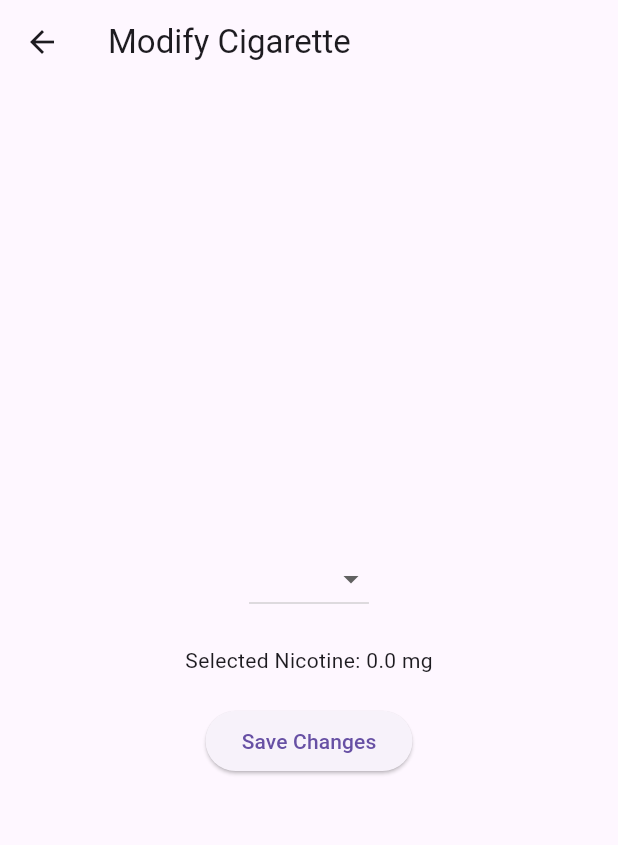
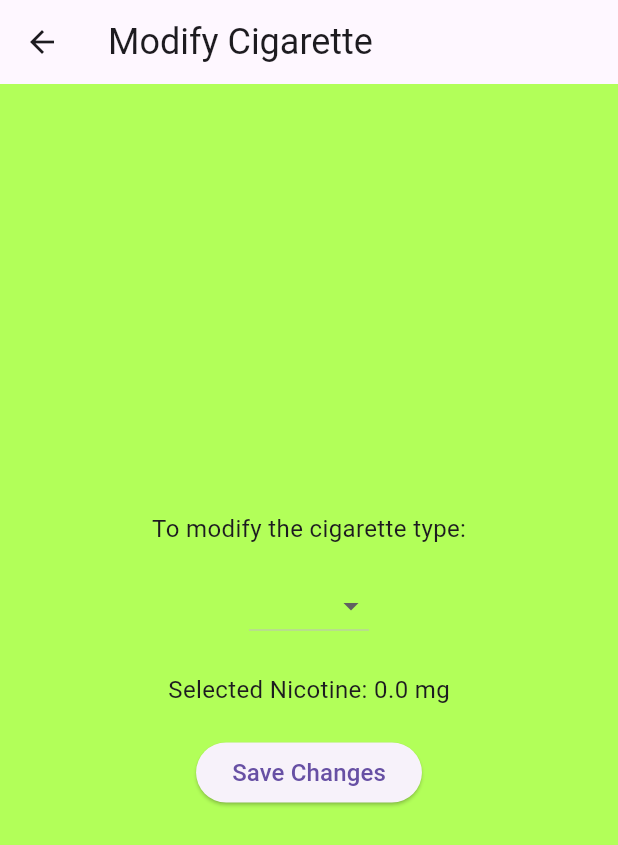
Before and after one commit to cristinaostoich/project, a Flutter app: the ModifyPage screen opened directly with empty values, on a phone screen of 412 x 824 dp. Shown: the top 845 px of the screen. Run offline on Flutter 3.47's test engine with Material 3 defaults, Android fonts, the phone set to English and light mode, and no system bars; our stand-ins replace charts_flutter, shared_preferences; accounts and stored records are empty.

Commit message:
modify.dart

```diff
--- a/lib/screens/modify.dart
+++ b/lib/screens/modify.dart
@@ -1,13 +1,12 @@
 import 'package:flutter/material.dart';
 import 'package:shared_preferences/shared_preferences.dart';
 import 'dart:convert';
-
+import 'package:intl/intl.dart';
 
 class ModifyPage extends StatefulWidget {
   final String accountName;
   final String cigaretteType;
   final double nicotine;
-
 
   ModifyPage({
     required this.accountName,
@@ -15,30 +14,52 @@ class ModifyPage extends StatefulWidget {
     required this.nicotine,
   });
 
-
   @override
   _ModifyPageState createState() => _ModifyPageState();
 }
 
-
 class _ModifyPageState extends State<ModifyPage> {
   String? _selectedCigaretteType;
   double? _nicotine;
-
+  String? _registrationDate;
+  String? _fullName;
 
   @override
   void initState() {
     super.initState();
     _selectedCigaretteType = widget.cigaretteType;
     _nicotine = widget.nicotine;
+    _loadUserData();
   }
 
+  Future<void> _loadUserData() async {
+    SharedPreferences prefs = await SharedPreferences.getInstance();
+    String? usersData = prefs.getString('users');
+    Map<String, dynamic> users = usersData != null ? json.decode(usersData) : {};
+
+    if (users.containsKey(widget.accountName)) {
+      setState(() {
+        _registrationDate = users[widget.accountName]['registrationDate'];
+        _fullName = '${users[widget.accountName]['FirstName']} ${users[widget.accountName]['LastName']}';
+
+        // Formatta la data per visualizzare solo giorno e mese
+        if (_registrationDate != null) {
+          DateTime registrationDateTime = DateTime.parse(_registrationDate!);
+          _registrationDate = DateFormat('d MMM').format(registrationDateTime);
+        }
+
+        // Imposta la nicotina se non è stata cambiata
+        if (_selectedCigaretteType == widget.cigaretteType) {
+          _nicotine = users[widget.accountName]['Nicotine'];
+        }
+      });
+    }
+  }
 
   Future<void> _saveChanges() async {
     SharedPreferences prefs = await SharedPreferences.getInstance();
     String? usersData = prefs.getString('users');
     Map<String, dynamic> users = usersData != null ? json.decode(usersData) : {};
-
 
     if (users.containsKey(widget.accountName)) {
       users[widget.accountName]['CigaretteType'] = _selectedCigaretteType;
@@ -46,16 +67,18 @@ class _ModifyPageState extends State<ModifyPage> {
       await prefs.setString('users', json.encode(users));
     }
 
-
     Navigator.pop(context);
   }
 
-
   @override
   Widget build(BuildContext context) {
+    final TextStyle largeTextStyle = TextStyle(fontSize: 24);
+    final TextStyle smallTextStyle = TextStyle(fontSize: 16);
+
     return Scaffold(
+      backgroundColor: Colors.lightGreenAccent,
       appBar: AppBar(
-        title: Text('Modify Cigarette'),
+        title: Text('Modify Cigarette', style: largeTextStyle),
       ),
       body: Padding(
         padding: EdgeInsets.all(16.0),
@@ -64,6 +87,16 @@ class _ModifyPageState extends State<ModifyPage> {
             mainAxisAlignment: MainAxisAlignment.center,
             crossAxisAlignment: CrossAxisAlignment.center,
             children: <Widget>[
+              if (_fullName != null && _registrationDate != null)
+                Column(
+                  children: [
+                    Text('Name: $_fullName', style: largeTextStyle),
+                    Text('Start Of Journey: $_registrationDate', style: largeTextStyle),
+                    SizedBox(height: 24),
+                  ],
+                ),
+              Text('To modify the cigarette type:', style: smallTextStyle),
+              SizedBox(height: 16),
               DropdownButton<String>(
                 value: _selectedCigaretteType,
                 onChanged: (newValue) {
@@ -81,16 +114,16 @@ class _ModifyPageState extends State<ModifyPage> {
                 items: <String>['Light', 'Regular', 'Heavy'].map((String value) {
                   return DropdownMenuItem<String>(
                     value: value,
-                    child: Text(value),
+                    child: Text(value, style: smallTextStyle),
                   );
                 }).toList(),
               ),
               SizedBox(height: 20),
-              Text('Selected Nicotine: $_nicotine mg'),
+              Text('Selected Nicotine: $_nicotine mg', style: smallTextStyle),
               SizedBox(height: 20),
               ElevatedButton(
                 onPressed: _saveChanges,
-                child: Text('Save Changes'),
+                child: Text('Save Changes', style: smallTextStyle),
               ),
             ],
           ),
```
